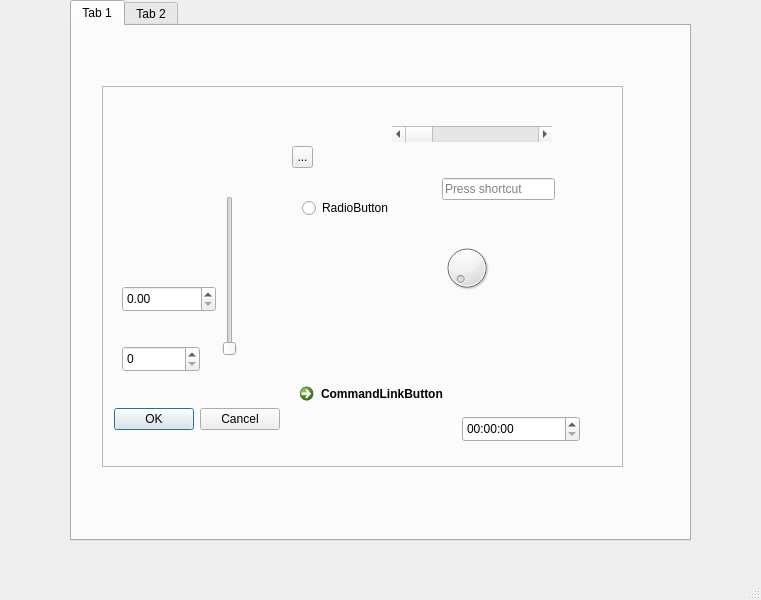
Above: gui/ui/uiMainWindow.ui from VladNegara/RAiSD-AI-GUI before the change. Below: the same form after it.
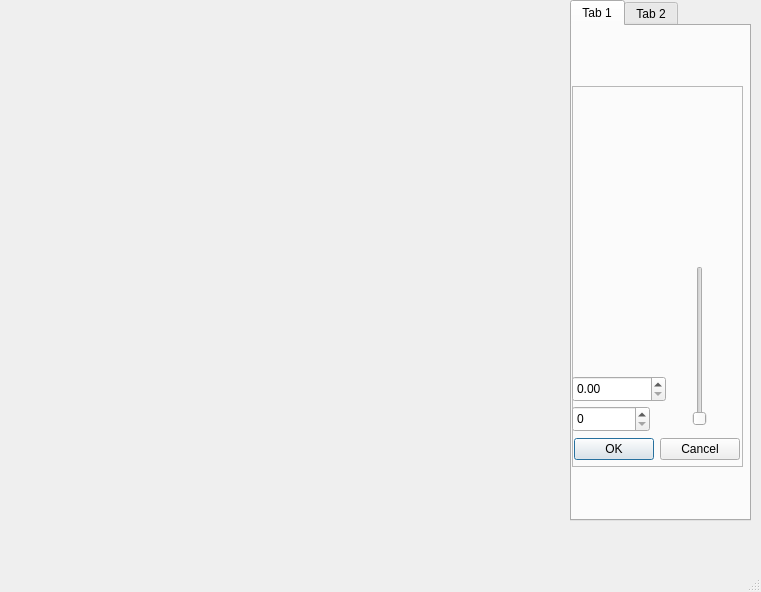
That is the form after the change.

Diff of the .ui file:
```diff
--- a/gui/ui/uiMainWindow.ui
+++ b/gui/ui/uiMainWindow.ui
@@ -7,7 +7,7 @@
     <x>0</x>
     <y>0</y>
     <width>761</width>
-    <height>600</height>
+    <height>592</height>
    </rect>
   </property>
   <property name="windowTitle">
@@ -17,10 +17,10 @@
    <widget class="QTabWidget" name="tabWidget">
     <property name="geometry">
      <rect>
-      <x>70</x>
+      <x>570</x>
       <y>0</y>
-      <width>621</width>
-      <height>541</height>
+      <width>181</width>
+      <height>521</height>
      </rect>
     </property>
     <property name="currentIndex">
@@ -33,9 +33,9 @@
      <widget class="QFrame" name="frame">
       <property name="geometry">
        <rect>
-        <x>30</x>
+        <x>0</x>
         <y>60</y>
-        <width>521</width>
+        <width>171</width>
         <height>381</height>
        </rect>
       </property>
@@ -49,7 +49,7 @@
        <property name="geometry">
         <rect>
          <x>120</x>
-         <y>110</y>
+         <y>180</y>
          <width>16</width>
          <height>160</height>
         </rect>
@@ -58,60 +58,11 @@
         <enum>Qt::Orientation::Vertical</enum>
        </property>
       </widget>
-      <widget class="QDial" name="dial">
-       <property name="geometry">
-        <rect>
-         <x>340</x>
-         <y>150</y>
-         <width>50</width>
-         <height>64</height>
-        </rect>
-       </property>
-      </widget>
-      <widget class="QToolButton" name="toolButton">
-       <property name="geometry">
-        <rect>
-         <x>190</x>
-         <y>60</y>
-         <width>21</width>
-         <height>22</height>
-        </rect>
-       </property>
-       <property name="text">
-        <string>...</string>
-       </property>
-      </widget>
-      <widget class="QRadioButton" name="radioButton">
-       <property name="geometry">
-        <rect>
-         <x>200</x>
-         <y>110</y>
-         <width>98</width>
-         <height>24</height>
-        </rect>
-       </property>
-       <property name="text">
-        <string>RadioButton</string>
-       </property>
-      </widget>
-      <widget class="QCommandLinkButton" name="commandLinkButton">
-       <property name="geometry">
-        <rect>
-         <x>190</x>
-         <y>290</y>
-         <width>172</width>
-         <height>41</height>
-        </rect>
-       </property>
-       <property name="text">
-        <string>CommandLinkButton</string>
-       </property>
-      </widget>
       <widget class="QDialogButtonBox" name="buttonBox">
        <property name="geometry">
         <rect>
-         <x>10</x>
-         <y>320</y>
+         <x>0</x>
+         <y>350</y>
          <width>168</width>
          <height>26</height>
         </rect>
@@ -123,8 +74,8 @@
       <widget class="QSpinBox" name="spinBox">
        <property name="geometry">
         <rect>
-         <x>20</x>
-         <y>260</y>
+         <x>0</x>
+         <y>320</y>
          <width>78</width>
          <height>26</height>
         </rect>
@@ -133,46 +84,13 @@
       <widget class="QDoubleSpinBox" name="doubleSpinBox">
        <property name="geometry">
         <rect>
-         <x>20</x>
-         <y>200</y>
+         <x>0</x>
+         <y>290</y>
          <width>94</width>
          <height>26</height>
         </rect>
        </property>
       </widget>
-      <widget class="QTimeEdit" name="timeEdit">
-       <property name="geometry">
-        <rect>
-         <x>360</x>
-         <y>330</y>
-         <width>118</width>
-         <height>26</height>
-        </rect>
-       </property>
-      </widget>
-      <widget class="QScrollBar" name="horizontalScrollBar">
-       <property name="geometry">
-        <rect>
-         <x>290</x>
-         <y>40</y>
-         <width>160</width>
-         <height>16</height>
-        </rect>
-       </property>
-       <property name="orientation">
-        <enum>Qt::Orientation::Horizontal</enum>
-       </property>
-      </widget>
-      <widget class="QKeySequenceEdit" name="keySequenceEdit">
-       <property name="geometry">
-        <rect>
-         <x>340</x>
-         <y>90</y>
-         <width>113</width>
-         <height>26</height>
-        </rect>
-       </property>
-      </widget>
      </widget>
     </widget>
     <widget class="QWidget" name="tab_2">
@@ -214,6 +132,42 @@
      </widget>
     </widget>
    </widget>
+   <widget class="QWidget" name="parameterFormWidget" native="true">
+    <property name="geometry">
+     <rect>
+      <x>150</x>
+      <y>20</y>
+      <width>400</width>
+      <height>500</height>
+     </rect>
+    </property>
+    <widget class="QWidget" name="verticalLayoutWidget">
+     <property name="geometry">
+      <rect>
+       <x>0</x>
+       <y>0</y>
+       <width>401</width>
+       <height>501</height>
+      </rect>
+     </property>
+     <layout class="QVBoxLayout" name="parameterFormVerticalLayout">
+      <property name="spacing">
+       <number>6</number>
+      </property>
+     </layout>
+    </widget>
+   </widget>
+   <widget class="QWidget" name="formLayoutWidget">
+    <property name="geometry">
+     <rect>
+      <x>10</x>
+      <y>210</y>
+      <width>111</width>
+      <height>261</height>
+     </rect>
+    </property>
+    <layout class="QFormLayout" name="formLayout"/>
+   </widget>
   </widget>
   <widget class="QMenuBar" name="menubar">
    <property name="geometry">
```
Left out of the diff: 8 changed lines with no effect on the pictures.
